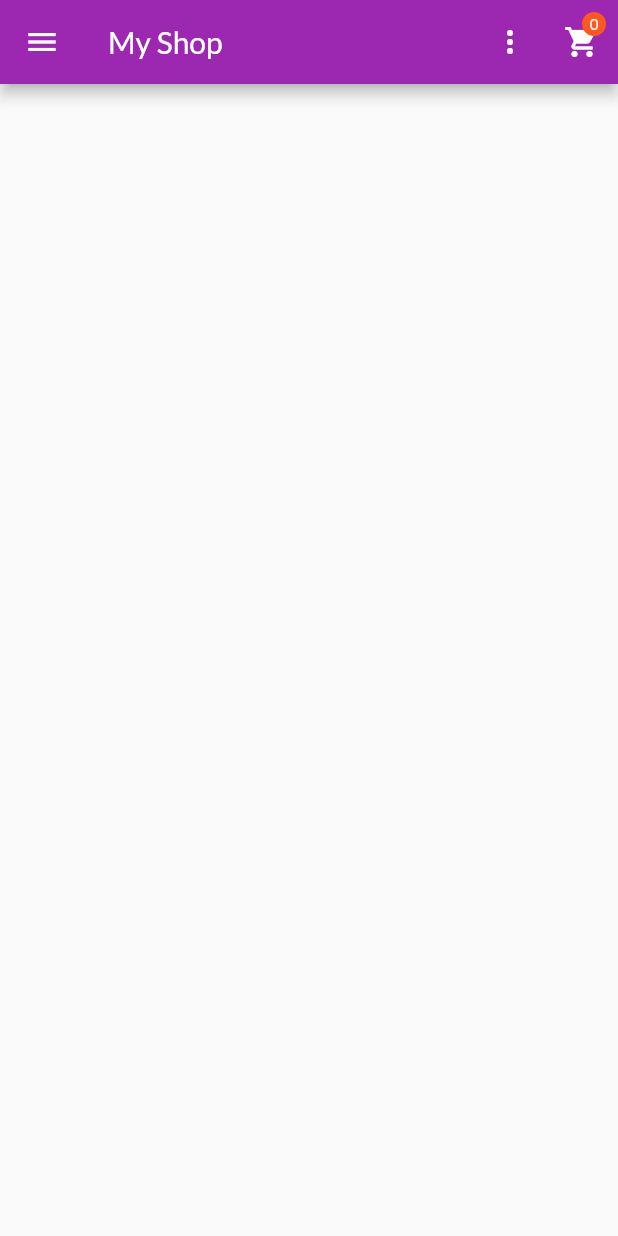
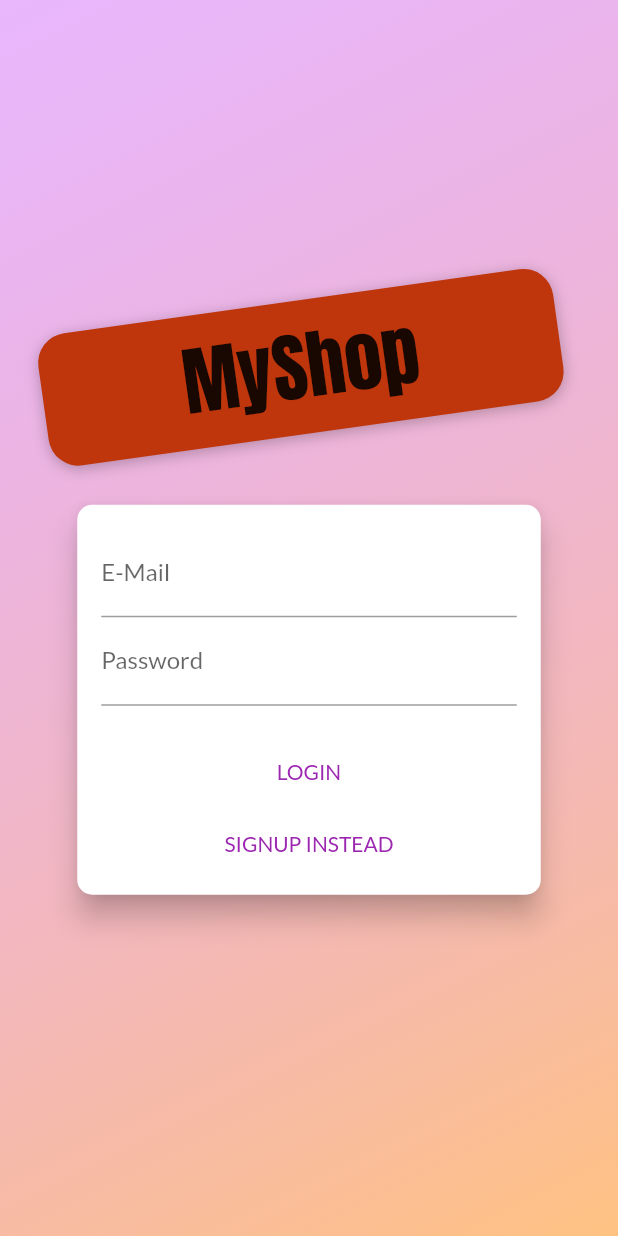
Before and after one commit to subash9860/shop, a Flutter app: the screen it shows after launch, on a phone screen of 412 x 824 dp. Run offline on Flutter 3.47's test engine with Material 2 defaults, Android fonts, the phone set to English and light mode, and no system bars.

Commit message:
adding Auth screen

```diff
--- /dev/null
+++ b/lib/Screen/auth_screen.dart
@@ -0,0 +1,231 @@
+import 'dart:math';
+import 'package:flutter/material.dart';
+
+enum AuthMode {
+  signup,
+  login,
+}
+
+class AuthScreen extends StatelessWidget {
+  static const routeName = '/auth';
+
+  const AuthScreen({Key? key}) : super(key: key);
+
+  @override
+  Widget build(BuildContext context) {
+    final deviceSize = MediaQuery.of(context).size;
+    // final transformConfig = Matrix4.rotationZ(-8 * pi / 180);
+    // transformConfig.translate(-10.0);
+    return Scaffold(
+      // resizeToAvoidBottomInset: false,
+      body: Stack(
+        children: <Widget>[
+          Container(
+            decoration: BoxDecoration(
+              gradient: LinearGradient(
+                colors: [
+                  const Color.fromRGBO(215, 117, 255, 1).withOpacity(0.5),
+                  const Color.fromRGBO(255, 188, 117, 1).withOpacity(0.9),
+                ],
+                begin: Alignment.topLeft,
+                end: Alignment.bottomRight,
+                stops: const [0, 1],
+              ),
+            ),
+          ),
+          SingleChildScrollView(
+            child: SizedBox(
+              height: deviceSize.height,
+              width: deviceSize.width,
+              child: Column(
+                mainAxisAlignment: MainAxisAlignment.center,
+                crossAxisAlignment: CrossAxisAlignment.center,
+                children: <Widget>[
+                  Flexible(
+                    child: Container(
+                      margin: const EdgeInsets.only(bottom: 20.0),
+                      padding: const EdgeInsets.symmetric(
+                          vertical: 8.0, horizontal: 94.0),
+                      transform: Matrix4.rotationZ(-8 * pi / 180)
+                        ..translate(-10.0),
+                      // ..translate(-10.0),
+                      decoration: BoxDecoration(
+                        borderRadius: BorderRadius.circular(20),
+                        color: Colors.deepOrange.shade900,
+                        boxShadow: const [
+                          BoxShadow(
+                            blurRadius: 8,
+                            color: Colors.black26,
+                            offset: Offset(0, 2),
+                          )
+                        ],
+                      ),
+                      child: Text(
+                        'MyShop',
+                        style: TextStyle(
+                          color: Theme.of(context).textTheme.headline6!.color,
+                          // Theme.of(context).accentTextTheme.headline6!.color,
+                          fontSize: 50,
+                          fontFamily: 'Anton',
+                          fontWeight: FontWeight.normal,
+                        ),
+                      ),
+                    ),
+                  ),
+                  Flexible(
+                    flex: deviceSize.width > 600 ? 2 : 1,
+                    child: const AuthCard(),
+                  ),
+                ],
+              ),
+            ),
+          ),
+        ],
+      ),
+    );
+  }
+}
+
+class AuthCard extends StatefulWidget {
+  const AuthCard({Key? key}) : super(key: key);
+
+  @override
+  _AuthCardState createState() => _AuthCardState();
+}
+
+class _AuthCardState extends State<AuthCard> {
+  final GlobalKey<FormState> _formKey = GlobalKey();
+  AuthMode _authMode = AuthMode.login;
+  final Map<String, String> _authData = {
+    'email': '',
+    'password': '',
+  };
+  var _isLoading = false;
+  final _passwordController = TextEditingController();
+
+  void _submit() {
+    if (!_formKey.currentState!.validate()) {
+      // Invalid!
+      return;
+    }
+    _formKey.currentState!.save();
+    setState(() {
+      _isLoading = true;
+    });
+    if (_authMode == AuthMode.login) {
+      // Log user in
+    } else {
+      // Sign user up
+    }
+    setState(() {
+      _isLoading = false;
+    });
+  }
+
+  void _switchAuthMode() {
+    if (_authMode == AuthMode.login) {
+      setState(() {
+        _authMode = AuthMode.signup;
+      });
+    } else {
+      setState(() {
+        _authMode = AuthMode.login;
+      });
+    }
+  }
+
+  @override
+  Widget build(BuildContext context) {
+    final deviceSize = MediaQuery.of(context).size;
+    return Card(
+      shape: RoundedRectangleBorder(
+        borderRadius: BorderRadius.circular(10.0),
+      ),
+      elevation: 8.0,
+      child: Container(
+        height: _authMode == AuthMode.signup ? 320 : 260,
+        constraints:
+            BoxConstraints(minHeight: _authMode == AuthMode.signup ? 320 : 260),
+        width: deviceSize.width * 0.75,
+        padding: const EdgeInsets.all(16.0),
+        child: Form(
+          key: _formKey,
+          child: SingleChildScrollView(
+            child: Column(
+              children: <Widget>[
+                TextFormField(
+                  decoration: const InputDecoration(labelText: 'E-Mail'),
+                  keyboardType: TextInputType.emailAddress,
+                  validator: (value) {
+                    if (value!.isEmpty || !value.contains('@')) {
+                      return 'Invalid email!';
+                    }
+                    return null;
+                    // return null;
+                  },
+                  onSaved: (value) {
+                    _authData['email'] = value!;
+                  },
+                ),
+                TextFormField(
+                  decoration: const InputDecoration(labelText: 'Password'),
+                  obscureText: true,
+                  controller: _passwordController,
+                  validator: (value) {
+                    if (value!.isEmpty || value.length < 5) {
+                      return 'Password is too short!';
+                    }
+                  },
+                  onSaved: (value) {
+                    _authData['password'] = value!;
+                  },
+                ),
+                if (_authMode == AuthMode.signup)
+                  TextFormField(
+                    enabled: _authMode == AuthMode.signup,
+                    decoration:
+                        const InputDecoration(labelText: 'Confirm Password'),
+                    obscureText: true,
+                    validator: _authMode == AuthMode.signup
+                        ? (value) {
+                            if (value != _passwordController.text) {
+                              return 'Passwords do not match!';
+                            }
+                          }
+                        : null,
+                  ),
+                const SizedBox(
+                  height: 20,
+                ),
+                if (_isLoading)
+                  const CircularProgressIndicator()
+                else
+                  TextButton(
+                    child:
+                        Text(_authMode == AuthMode.login ? 'LOGIN' : 'SIGN UP'),
+                    onPressed: _submit,
+                    // shape: RoundedRectangleBorder(
+                    // borderRadius: BorderRadius.circular(30),
+                    // ),
+                    // padding:
+                    // EdgeInsets.symmetric(horizontal: 30.0, vertical: 8.0),
+                    // color: Theme.of(context).primaryColor,
+                    // textColor: Theme.of(context).primaryTextTheme.button!.color,
+                  ),
+                TextButton(
+                  child: Text(
+                      '${_authMode == AuthMode.login ? 'SIGNUP' : 'LOGIN'} INSTEAD'),
+                  onPressed: _switchAuthMode,
+                  // padding:
+                  // const EdgeInsets.symmetric(horizontal: 30.0, vertical: 4),
+                  // materialTapTargetSize: MaterialTapTargetSize.shrinkWrap,
+                  // textColor: Theme.of(context).primaryColor,
+                ),
+              ],
+            ),
+          ),
+        ),
+      ),
+    );
+  }
+}
--- a/lib/main.dart
+++ b/lib/main.dart
@@ -1,5 +1,6 @@
 import 'package:flutter/material.dart';
 import 'package:provider/provider.dart';
+import 'package:shop/Screen/auth_screen.dart';
 import 'package:shop/Screen/edit_product_screen.dart';
 
 import './Screen/users_products_screen.dart';
@@ -9,7 +10,7 @@ import '../Screen/cart_screen.dart';
 import '../providers/cart.dart';
 import '../providers/products.dart';
 import '../Screen/product_detail_screen.dart';
-import '../Screen/product_overview_screen.dart';
+// import '../Screen/product_overview_screen.dart';
 
 void main() {
   runApp(const MyApp());
@@ -35,13 +36,14 @@ class MyApp extends StatelessWidget {
                 .copyWith(secondary: Colors.deepOrange),
             fontFamily: 'Lato',
           ),
-          home: const ProductsOverviewScreen(),
+          home: const AuthScreen(),
+          // const ProductsOverviewScreen(),
           routes: {
             ProductDetailScreen.routeName: (ctx) => const ProductDetailScreen(),
             CartScreen.routeName: (ctx) => const CartScreen(),
             OrderScreen.routeName: (ctx) => const OrderScreen(),
             UserProductScreen.routeName: (ctx) => const UserProductScreen(),
-            EditProductScreen.routeName: (ctx)=> const EditProductScreen(),
+            EditProductScreen.routeName: (ctx) => const EditProductScreen(),
           },
         ),
       ),
```
